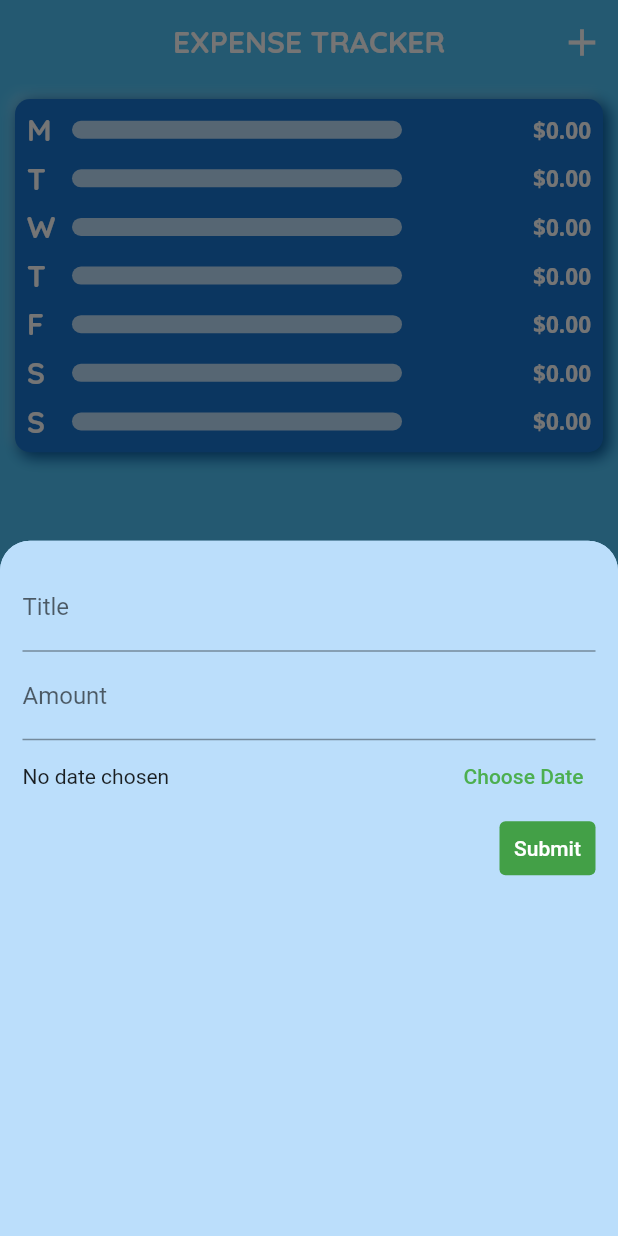
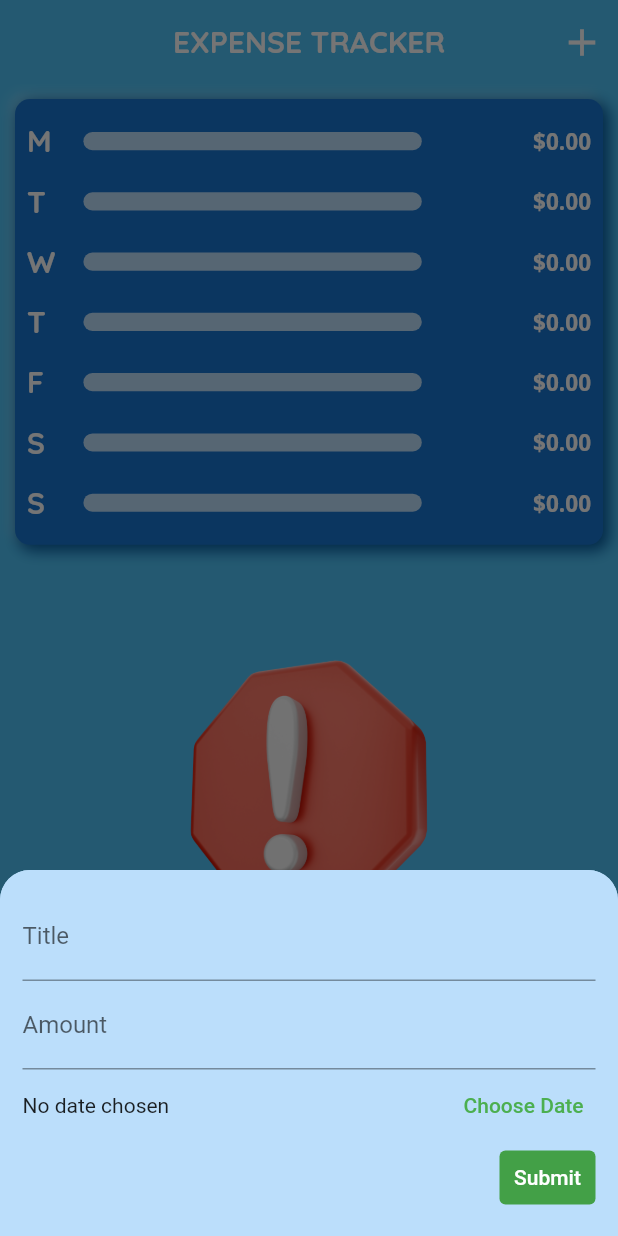
Before and after one commit to Itzspd/Personal-Expense-tracker, a Flutter app: the screen it shows after launch, after a tap on the "add" icon, on a phone screen of 412 x 824 dp. Run offline on Flutter 3.47's test engine with Material 2 defaults, Android fonts, the light colour scheme and no system bars.

Commit message:
Personal Expense tracker v1

```diff
--- a/lib/chart.dart
+++ b/lib/chart.dart
@@ -48,7 +48,6 @@ class chart extends StatelessWidget {
       ),
       padding: const EdgeInsets.all(8),
       width: double.infinity,
-      height: MediaQuery.of(context).size.height / 3.5,
       decoration: BoxDecoration(
         borderRadius: BorderRadius.circular(10),
         color: Theme.of(context).primaryColorDark,
@@ -72,12 +71,14 @@ class chart extends StatelessWidget {
       child: Column(
         mainAxisAlignment: MainAxisAlignment.spaceBetween,
         children: grouptransactionValues.map((bars) {
-          return CharBar(
-            bars['day'].toString(),
-            bars['amount'] as double,
-            totalspending == 0.0
-                ? 0.0
-                : (bars['amount'] as double) / totalspending,
+          return Expanded(
+            child: CharBar(
+              bars['day'].toString(),
+              bars['amount'] as double,
+              totalspending == 0.0
+                  ? 0.0
+                  : (bars['amount'] as double) / totalspending,
+            ),
           );
         }).toList(),
       ),
--- a/lib/chartbar.dart
+++ b/lib/chartbar.dart
@@ -13,23 +13,27 @@ class CharBar extends StatelessWidget {
 
   @override
   Widget build(BuildContext context) {
+    return LayoutBuilder(builder: (ctx, constraint) {
       return Row(
         mainAxisAlignment: MainAxisAlignment.spaceBetween,
         children: [
           //Weekday Initial and Bars
           Row(
             children: [
-            SizedBox(
-              width: 30,
+              FittedBox(
+                child: SizedBox(
+                  width: constraint.maxWidth * 0.1,
                   child: Text(
                     label,
+                    textAlign: TextAlign.left,
                     style: Theme.of(context).appBarTheme.titleTextStyle,
+                  ),
                 ),
               ),
               //Bars
               SizedBox(
-                height: 12,
-                width: 220,
+                  height: constraint.maxHeight * 0.3,
+                  width: constraint.maxWidth * 0.6,
                   child: Stack(
                     children: [
                       Container(
@@ -56,8 +60,11 @@ class CharBar extends StatelessWidget {
           //Todo, add a condition to add K if in thousands, M in millions and B in billions
           FittedBox(
             fit: BoxFit.cover,
+            child: Container(
+              width: constraint.maxWidth * 0.25,
               child: Text(
                 '\$${spendingAmount.toStringAsFixed(2)}',
+                textAlign: TextAlign.right,
                 style: const TextStyle(
                   color: Colors.white,
                   fontSize: 15,
@@ -66,7 +73,9 @@ class CharBar extends StatelessWidget {
                 ),
               ),
             ),
+          ),
         ],
       );
+    });
   }
 }
--- a/lib/home.dart
+++ b/lib/home.dart
@@ -58,9 +58,8 @@ class _HomeState extends State<Home> {
 
   @override
   Widget build(BuildContext context) {
-    return Scaffold(
-      backgroundColor: Theme.of(context).primaryColor,
-      appBar: AppBar(
+    final mediaquery = MediaQuery.of(context);
+    final appbar = AppBar(
       centerTitle: true,
       title: const Text(
         'EXPENSE TRACKER',
@@ -77,17 +76,36 @@ class _HomeState extends State<Home> {
           ),
         )
       ],
-      ),
+    );
+    return Scaffold(
+      backgroundColor: Theme.of(context).primaryColor,
+      appBar: appbar,
       body: SingleChildScrollView(
         child: Column(
           children: [
-            //Expense chart
-            chart(_recenttransactions),
-            const SizedBox(
-              height: 50,
+            //Expense chart and chart bars.
+            SizedBox(
+                //Deducting the height chart, the appbar height and the status bar height.
+                height: (mediaquery.size.height -
+                        appbar.preferredSize.height -
+                        mediaquery.padding.top) *
+                    0.4,
+                child: chart(_recenttransactions)),
+            SizedBox(
+              height: (mediaquery.size.height -
+                      appbar.preferredSize.height -
+                      mediaquery.padding.top) *
+                  0.05,
             ),
-            //Text input for new transactions.
-            TransactionList(_usertransactions, _deletetransaction),
+            //Text input for new transactions and transaction list.
+            SizedBox(
+              //Deducting the height of the list container, the appbar height and the status bar height.
+              height: (mediaquery.size.height -
+                      appbar.preferredSize.height -
+                      mediaquery.padding.top) *
+                  0.55,
+              child: TransactionList(_usertransactions, _deletetransaction),
+            ),
           ],
         ),
       ),
--- a/lib/main.dart
+++ b/lib/main.dart
@@ -1,7 +1,14 @@
 import 'package:flutter/material.dart';
 import './home.dart';
+import 'package:flutter/services.dart';
 
-void main() => runApp(MyApp());
+void main() {
+  WidgetsFlutterBinding.ensureInitialized();
+  SystemChrome.setPreferredOrientations([
+    DeviceOrientation.portraitUp,
+  ]);
+  runApp(MyApp());
+}
 
 class MyApp extends StatelessWidget {
   @override
--- a/lib/widgets/new_transactions.dart
+++ b/lib/widgets/new_transactions.dart
@@ -53,10 +53,16 @@ class _NewTransactionState extends State<NewTransaction> {
 
   @override
   Widget build(BuildContext context) {
-    return Container(
-      padding: const EdgeInsets.all(15),
+    return SingleChildScrollView(
+      child: Container(
+        padding: EdgeInsets.only(
+          top: 15,
+          right: 15,
+          left: 15,
+          bottom: MediaQuery.of(context).viewInsets.bottom + 15,
+        ),
         decoration: BoxDecoration(
-        borderRadius: BorderRadius.only(
+          borderRadius: const BorderRadius.only(
             topLeft: Radius.circular(20),
             topRight: Radius.circular(20),
           ),
@@ -119,6 +125,7 @@ class _NewTransactionState extends State<NewTransaction> {
             )
           ],
         ),
+      ),
     );
   }
 }
--- a/lib/widgets/transaction_list.dart
+++ b/lib/widgets/transaction_list.dart
@@ -12,22 +12,22 @@ class TransactionList extends StatelessWidget {
   Widget build(BuildContext context) {
     return
         //Mapping the transaction list into a column widget.
-        SizedBox(
-      height: 400,
-      child: transactions.isEmpty
+        transactions.isEmpty
             ? Column(
                 children: [
                   Container(
                     alignment: Alignment.center,
-                  height: 200,
+                    height: MediaQuery.of(context).size.height * 0.3,
                     child: Image.asset(
                       'assets/images/warning.png',
                       fit: BoxFit.contain,
                     ),
                   ),
-                Text(
+                  FittedBox(
+                    child: Text(
                       'No added Transactions yet',
                       style: Theme.of(context).textTheme.headline6,
+                    ),
                   ),
                 ],
               )
@@ -110,7 +110,6 @@ class TransactionList extends StatelessWidget {
                   );
                 },
                 itemCount: transactions.length,
-            ),
               );
   }
 }
```
Lines whose indentation alone changed are shown as unchanged.
